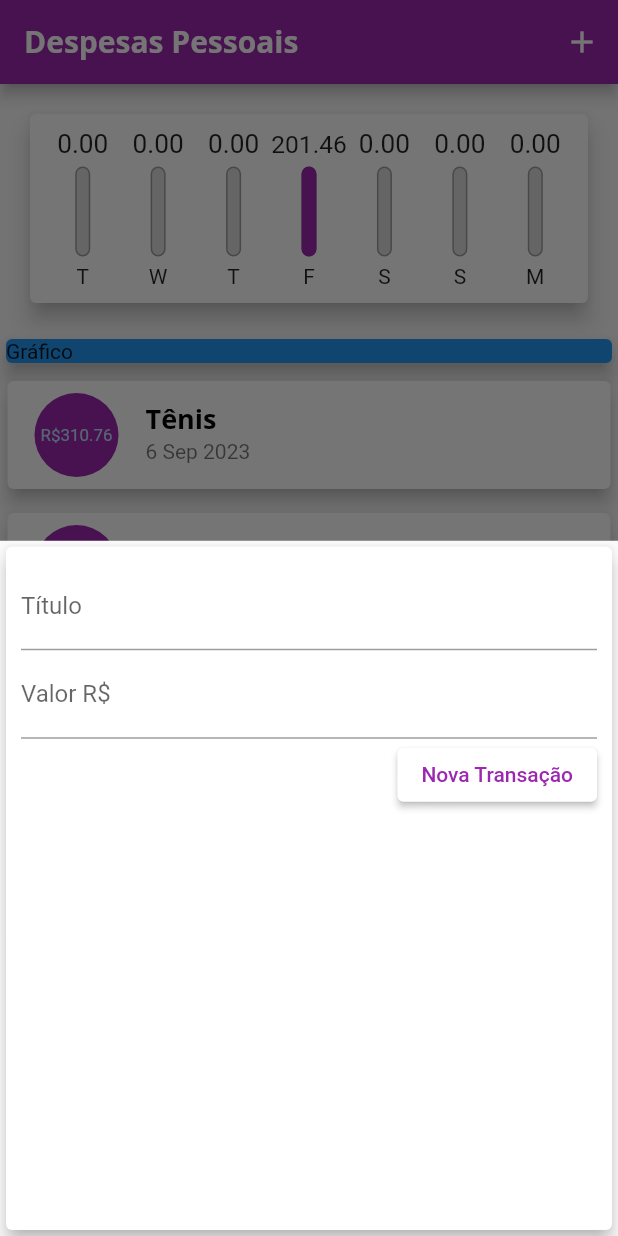
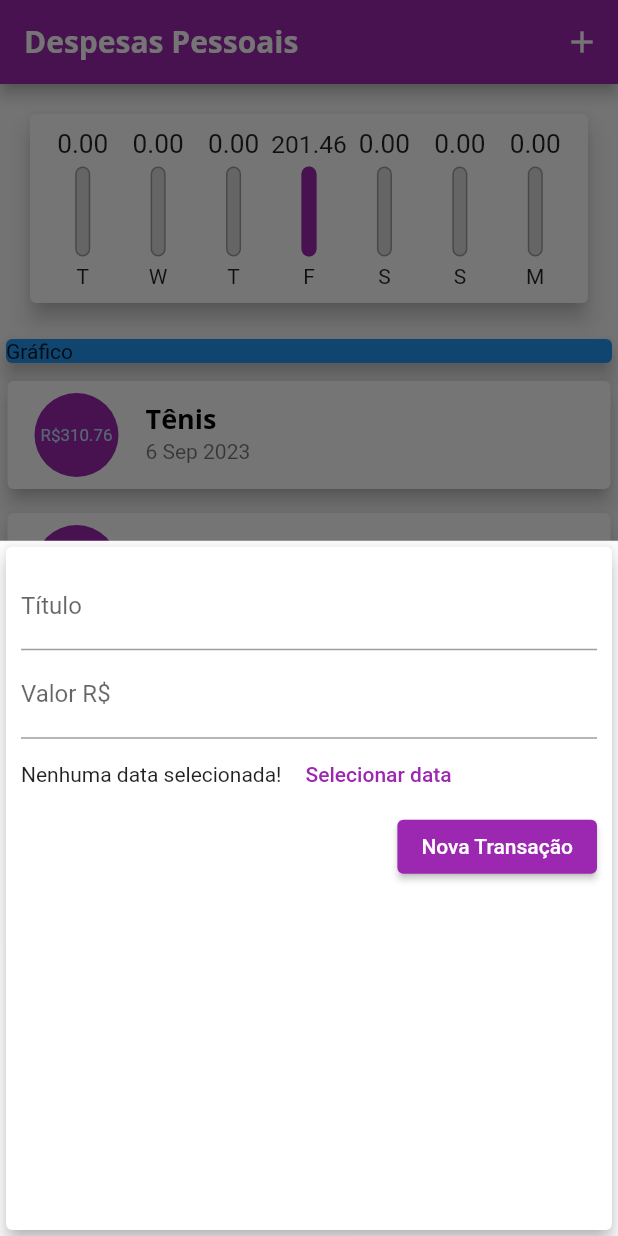
Before and after one commit to augustoprogramador/expenses, a Flutter app: the screen it shows after launch, after a tap on the "add" icon, on a phone screen of 412 x 824 dp. Run offline on Flutter 3.47's test engine with Material 2 defaults, Android fonts, the phone set to English and light mode, and no system bars.

Commit message:
alterações visuais

```diff
--- a/lib/components/transaction_form.dart
+++ b/lib/components/transaction_form.dart
@@ -50,13 +50,27 @@ class _TransactionFormState extends State<TransactionForm> {
               ),
             ),
             Row(
+              children: [
+                Text('Nenhuma data selecionada!'),
+                ElevatedButton(
+                  style: ElevatedButton.styleFrom(
+                    foregroundColor: Theme.of(context).colorScheme.primary,
+                    backgroundColor: Colors.white,
+                    elevation: 0,
+                  ),
+                  onPressed: () {},
+                  child: Text('Selecionar data'),
+                ),
+              ],
+            ),
+            Row(
               mainAxisAlignment: MainAxisAlignment.end,
               children: [
                 ElevatedButton(
                   onPressed: _submitForm,
                   style: ElevatedButton.styleFrom(
-                    foregroundColor: Colors.purple,
-                    backgroundColor: Colors.white,
+                    foregroundColor: Colors.white,
+                    backgroundColor: Colors.purple,
                   ),
                   child: const Text('Nova Transação'),
                 ),
```
